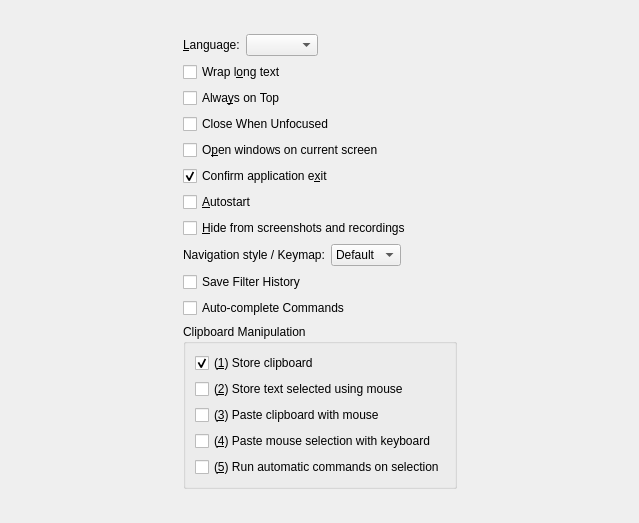
First picture: the form in src/ui/configtabgeneral.ui, repository hluk/CopyQ, before the edit.
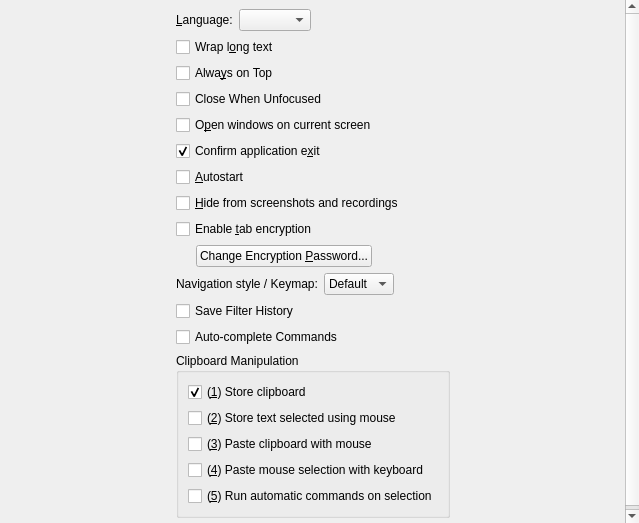
Second picture: the form after the edit.

Commit message: Add support for tab encryption

```diff
--- a/src/ui/configtabgeneral.ui
+++ b/src/ui/configtabgeneral.ui
@@ -160,6 +160,59 @@
         </property>
        </widget>
       </item>
+      <item>
+       <widget class="QCheckBox" name="checkBoxTabEncryption">
+        <property name="toolTip">
+         <string>Encrypt tab data on disk (requires password to be set)</string>
+        </property>
+        <property name="text">
+         <string>Enable &amp;tab encryption</string>
+        </property>
+       </widget>
+      </item>
+      <item>
+       <layout class="QHBoxLayout" name="horizontalLayoutChangePassword">
+        <item>
+         <spacer name="horizontalSpacerChangePasswordIndent">
+          <property name="orientation">
+           <enum>Qt::Horizontal</enum>
+          </property>
+          <property name="sizeType">
+           <enum>QSizePolicy::Fixed</enum>
+          </property>
+          <property name="sizeHint" stdset="0">
+           <size>
+            <width>20</width>
+            <height>20</height>
+           </size>
+          </property>
+         </spacer>
+        </item>
+        <item>
+         <widget class="QPushButton" name="pushButtonChangeEncryptionPassword">
+          <property name="toolTip">
+           <string>Change the password used to encrypt tab data</string>
+          </property>
+          <property name="text">
+           <string>Change Encryption &amp;Password...</string>
+          </property>
+         </widget>
+        </item>
+        <item>
+         <spacer name="horizontalSpacerChangePassword">
+          <property name="orientation">
+           <enum>Qt::Horizontal</enum>
+          </property>
+          <property name="sizeHint" stdset="0">
+           <size>
+            <width>40</width>
+            <height>20</height>
+           </size>
+          </property>
+         </spacer>
+        </item>
+       </layout>
+      </item>
       <item>
        <layout class="QHBoxLayout" name="horizontalLayoutNavigationStyle">
         <property name="bottomMargin">
```
Left out of the diff: 2 changed lines with no effect on the pictures. The commit also changes 59 other files.
